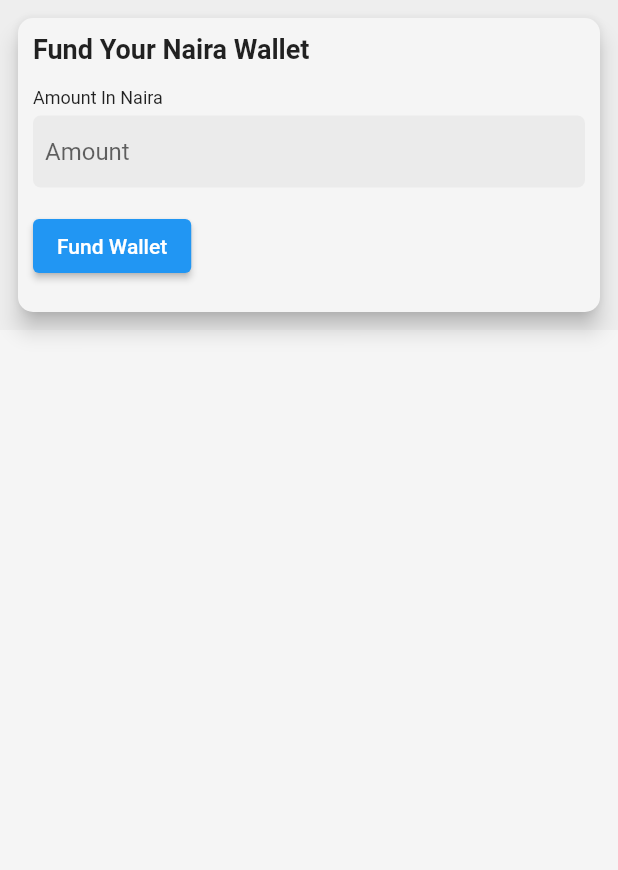
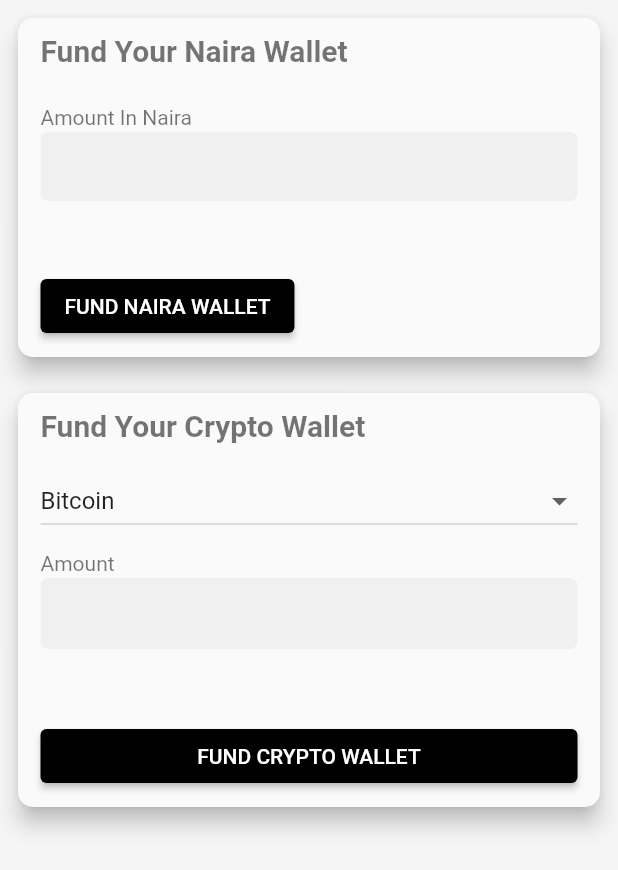
Before and after one commit to ercross/pay_buy_max, a Flutter app: the FundLocalWalletWidget screen opened directly, on a phone screen of 412 x 824 dp. Shown: the top 870 px of the screen. Run offline on Flutter 3.47's test engine with Material 2 defaults, Android fonts, the light colour scheme and no system bars; our stand-ins replace carousel_slider, dio, dropdown_search, equatable, eva_icons_flutter, fl_chart and 7 more; missing offline and left inert: coingecko_dart, flutter_webview_plugin, fragment_navigate; accounts and stored records are empty; Roboto replaces fonts that are missing (Poppins); project files that could hold a hidden picture were left out.

Commit message:
Done With Wallet Funding Screen

```diff
--- a/lib/views/screens/home_page.dart
+++ b/lib/views/screens/home_page.dart
@@ -344,6 +344,8 @@ class _HomeState extends State<_HomePage> {
                     color: Color(0xFFFAFAFA),
                     shape: RoundedRectangleBorder(borderRadius: BorderRadius.all(Radius.circular(10)), side: BorderSide(color: Color(0xFFC9782F))),
                     child: Column(
+
+
                       children: [
                         Padding(
                           padding: const EdgeInsets.only(left:15,right:15),
@@ -843,7 +845,7 @@ class _HomeState extends State<_HomePage> {
             fragment: InvestmentScreen(),
           ),
           Posit(
-            title: "Fund Wallet Wallet",
+            title: "Fund Wallet",
             key: ValueKey(FundLocalWallet.route),
             fragment: FundLocalWallet(),
           ),
@@ -912,11 +914,8 @@ class _HomeState extends State<_HomePage> {
                         leading: Icon(Icons.account_balance_wallet),
                         title: const Text('Wallets'),
                         children: [
-                          ListTile(leading: Icon(Icons.arrow_forward_ios_rounded),title: const Text('Fund Naira Wallet',style: TextStyle(color: Color(0xFFFAFAFA))),onTap: () {
+                          ListTile(leading: Icon(Icons.arrow_forward_ios_rounded),title: const Text('Fund Wallets',style: TextStyle(color: Color(0xFFFAFAFA))),onTap: () {
                             _fragNav.putPosit(key: ValueKey(FundLocalWallet.route),closeDrawer: false);
-                          }),
-                          ListTile(leading: Icon(Icons.arrow_forward_ios_rounded),title: const Text('Fund Crypto Wallet',style: TextStyle(color: Color(0xFFFAFAFA))),onTap: () {
-
                           }),
                           ListTile(leading: Icon(Icons.arrow_forward_ios_rounded),title: const Text('History',style: TextStyle(color: Color(0xFFFAFAFA))),onTap: () {
 
--- a/lib/views/screens/wallet_screens/fund_local_wallet.dart
+++ b/lib/views/screens/wallet_screens/fund_local_wallet.dart
@@ -32,6 +32,7 @@ class FundLocalWalletWidget extends StatefulWidget {
 class _FundLocalWalletWidgetState extends State<FundLocalWalletWidget> {
   late TextEditingController textController;
   final scaffoldKey = GlobalKey<ScaffoldState>();
+  String value = "Bitcoin";
 
   @override
   void initState() {
@@ -45,54 +46,37 @@ class _FundLocalWalletWidgetState extends State<FundLocalWalletWidget> {
       key: scaffoldKey,
       backgroundColor: Color(0xFFF5F5F5),
       body: SafeArea(
-        child: Container(
-          width: double.infinity,
-          height: 220,
-          decoration: BoxDecoration(
-            color: Color(0xFFEEEEEE),
-          ),
+        child: Expanded(
+          child: ListView(
+            scrollDirection: Axis.vertical,
+            children: [
+              Container(
+                height:250,
                 child: Padding(
-            padding: EdgeInsetsDirectional.fromSTEB(8, 8, 8, 8),
+                  padding: const EdgeInsets.all(8.0),
                   child: Card(
-              clipBehavior: Clip.antiAliasWithSaveLayer,
-              color: Color(0xFFF5F5F5),
                     elevation: 6,
-              shape: RoundedRectangleBorder(
-                borderRadius: BorderRadius.circular(10),
-              ),
+                    color: Color(0xFFFAFAFA),
+                    shape: RoundedRectangleBorder(borderRadius: BorderRadius.all(Radius.circular(10))),
                     child: Column(
                       mainAxisSize: MainAxisSize.max,
                       crossAxisAlignment: CrossAxisAlignment.start,
                       children: [
                         Padding(
-                    padding: EdgeInsetsDirectional.fromSTEB(10, 10, 0, 10),
-                    child: Text(
-                      'Fund Your Naira Wallet',
-                      style: TextStyle(
-                        fontFamily: 'Poppins',
-                        fontSize: 18,
-                        fontWeight: FontWeight.bold,
-                      ),
-                    ),
+                          padding: const EdgeInsets.only(left:15,right:15,bottom: 15,top: 10),
+                          child:  Text('Fund Your Naira Wallet', style: TextStyle(color: Colors.black54, fontSize: 20,fontWeight: FontWeight.bold), textAlign: TextAlign.start),
                         ),
                         Padding(
-                    padding: EdgeInsetsDirectional.fromSTEB(10, 5, 0, 0),
-                    child: Text(
-                      'Amount In Naira',
-                      style: TextStyle(
-                        fontFamily: 'Poppins',
-                        fontSize: 12,
-                      ),
-                    ),
+                          padding: const EdgeInsets.only(left:15,right:15,bottom: 2,top: 10),
+                          child:  Text('Amount In Naira', style: TextStyle(color: Colors.black54, fontSize: 14), textAlign: TextAlign.start),
                         ),
                         Expanded(
                           child: Padding(
-                      padding: EdgeInsetsDirectional.fromSTEB(10, 5, 10, 5),
+                            padding: const EdgeInsets.only(left: 15,right: 15),
                             child: TextFormField(
                               controller: textController,
                               obscureText: false,
                               decoration: InputDecoration(
-                          hintText: 'Amount',
                                 enabledBorder: OutlineInputBorder(
                                   borderSide: BorderSide(
                                     color: Color(0x00000000),
@@ -114,21 +98,92 @@ class _FundLocalWalletWidgetState extends State<FundLocalWalletWidget> {
                             ),
                           ),
                         ),
+                        Spacer(),
                         Padding(
-                    padding: EdgeInsetsDirectional.fromSTEB(10, 10, 10, 20),
-                    child: ElevatedButton(
-                      onPressed: () {
-                        print('Button pressed ...');
-                      },
-                      child: Text('Fund Wallet'),
+                          padding: const EdgeInsets.only(left:15,right:15,bottom: 10),
+                          child: ElevatedButton(onPressed: (){}, child: Text("FUND NAIRA WALLET"),style: ElevatedButton.styleFrom(primary:Colors.black)),
+                        )
+                      ],
+                    ),
+                  ),
+                ),
+              ),
+              Container(
+                height:300,
+                child: Padding(
+                  padding: const EdgeInsets.all(8.0),
+                  child: Card(
+                    elevation: 6,
+                    color: Color(0xFFFAFAFA),
+                    shape: RoundedRectangleBorder(borderRadius: BorderRadius.all(Radius.circular(10))),
+                    child: Column(
+                      mainAxisSize: MainAxisSize.max,
+                      crossAxisAlignment: CrossAxisAlignment.stretch,
+                      children: [
+                        Padding(
+                          padding: const EdgeInsets.only(left:15,right:15,bottom: 15,top: 10),
+                          child:  Text('Fund Your Crypto Wallet', style: TextStyle(color: Colors.black54, fontSize: 20,fontWeight: FontWeight.bold), textAlign: TextAlign.start),
+                        ),
+                        Expanded(
+                          child: Padding(
+                            padding: const EdgeInsets.only(left:15,right:15),
+                            child: DropdownButton(
+                              value: value,
+                              isExpanded: true, items: ["Bitcoin","Ethereum"].map((String value) {
+                              return DropdownMenuItem(value: value,child: Text(value));
+                            }).toList(), onChanged: (_value){
+                                setState(() {
+                                  value = _value as String;
+                                });
+                            }),
+                          ),
+                        ),
+                        Padding(
+                          padding: const EdgeInsets.only(left:15,right:15,bottom: 2,top: 10),
+                          child:  Text('Amount', style: TextStyle(color: Colors.black54, fontSize: 14), textAlign: TextAlign.start),
+                        ),
+                        Expanded(
+                          child: Padding(
+                            padding: const EdgeInsets.only(left: 15,right: 15),
+                            child: TextFormField(
+                              controller: textController,
+                              obscureText: false,
+                              decoration: InputDecoration(
+                                enabledBorder: OutlineInputBorder(
+                                  borderSide: BorderSide(
+                                    color: Color(0x00000000),
+                                    width: 1,
+                                  ),
+                                  borderRadius: BorderRadius.circular(5),
+                                ),
+                                focusedBorder: OutlineInputBorder(
+                                  borderSide: BorderSide(
+                                    color: Color(0x00000000),
+                                    width: 1,
+                                  ),
+                                  borderRadius: BorderRadius.circular(5),
+                                ),
+                                filled: true,
+                                contentPadding:
+                                EdgeInsetsDirectional.fromSTEB(8, 8, 8, 8),
+                              ),
+                            ),
+                          ),
+                        ),
+                        Spacer(),
+                        Padding(
+                          padding: const EdgeInsets.only(left:15,right:15,bottom: 10),
+                          child: ElevatedButton(onPressed: (){}, child: Text("FUND CRYPTO WALLET"),style: ElevatedButton.styleFrom(primary:Colors.black)),
+                        )
+                      ],
+                    ),
+                  ),
                 ),
               ),
             ],
           ),
         ),
       ),
-        ),
-      ),
     );
   }
 }
```
Also changed, not shown: pubspec.yaml (+8 -0 lines), lib/views/screens/wallet_screens/fund_cryto_wallet.dart (added), pubspec.lock. Lines whose indentation alone changed are shown as unchanged.
